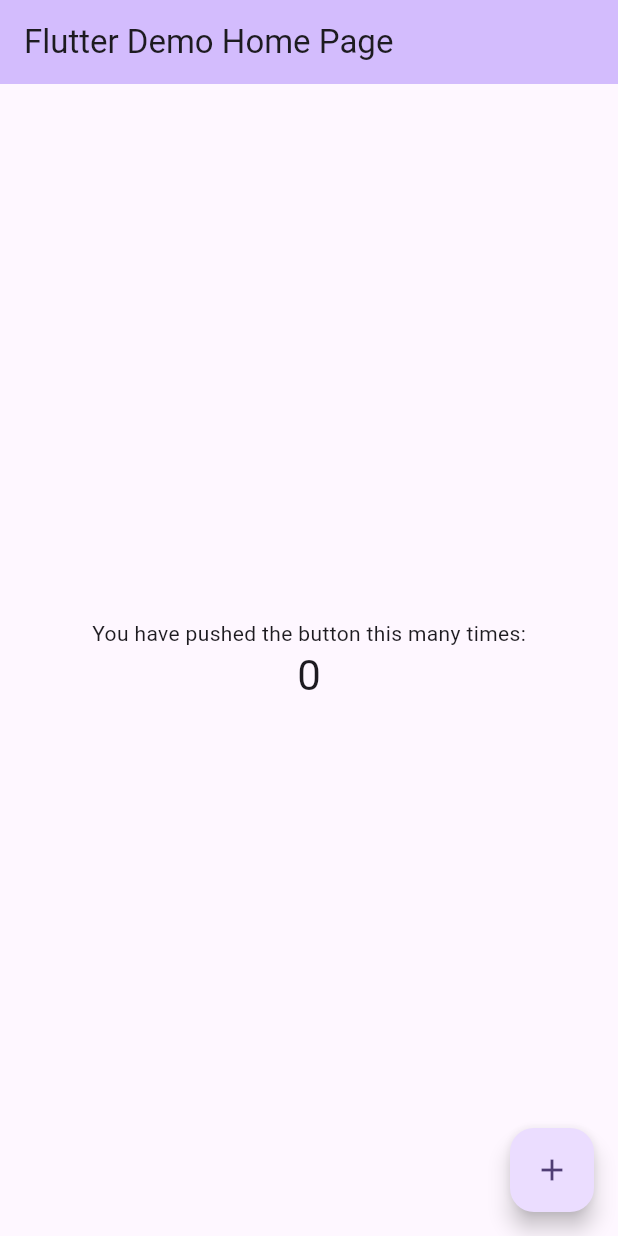
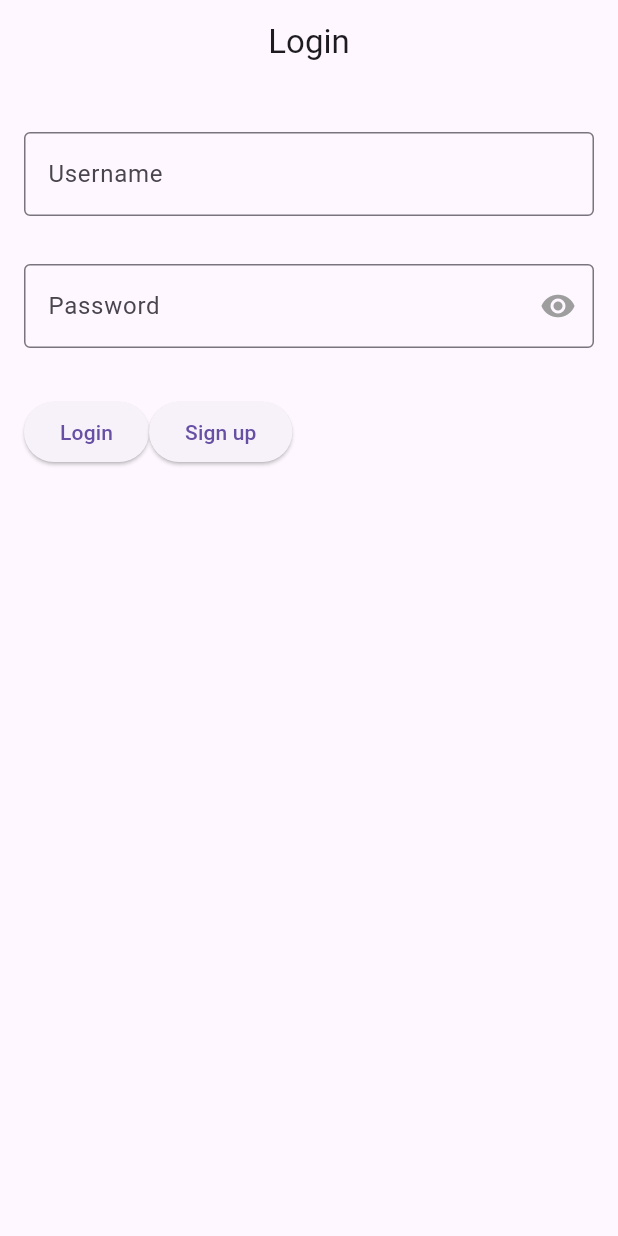
Before and after one commit to sarahchang2013/flutter-starter-code, a Flutter app: the screen it shows after launch, on a phone screen of 412 x 824 dp. Run offline on Flutter 3.47's test engine with Material 3 defaults, Android fonts, the phone set to English and light mode, and no system bars; our stand-ins replace badges.

Commit message:
login, dashboard, profile

```diff
--- a/flutter_starter_code/lib/main.dart
+++ b/flutter_starter_code/lib/main.dart
@@ -1,125 +1,167 @@
+import 'package:flutter_starter_code/dashboard.dart';
 import 'package:flutter/material.dart';
+import 'package:flutter/services.dart';
 
 void main() {
-  runApp(const MyApp());
+  WidgetsFlutterBinding.ensureInitialized();
+  SystemChrome.setPreferredOrientations([
+    DeviceOrientation.portraitUp,
+    DeviceOrientation.portraitDown,
+  ]).then((value) => runApp(const MyApp()));
 }
 
 class MyApp extends StatelessWidget {
-  const MyApp({super.key});
+  // This widget is the root of your application.
+  const MyApp({Key? key}) : super(key: key);
 
-  // This widget is the root of your application.
   @override
   Widget build(BuildContext context) {
     return MaterialApp(
-      title: 'Flutter Demo',
+      title: 'Flutter',
       theme: ThemeData(
-        // This is the theme of your application.
-        //
-        // TRY THIS: Try running your application with "flutter run". You'll see
-        // the application has a blue toolbar. Then, without quitting the app,
-        // try changing the seedColor in the colorScheme below to Colors.green
-        // and then invoke "hot reload" (save your changes or press the "hot
-        // reload" button in a Flutter-supported IDE, or press "r" if you used
-        // the command line to start the app).
-        //
-        // Notice that the counter didn't reset back to zero; the application
-        // state is not lost during the reload. To reset the state, use hot
-        // restart instead.
-        //
-        // This works for code too, not just values: Most code changes can be
-        // tested with just a hot reload.
-        colorScheme: ColorScheme.fromSeed(seedColor: Colors.deepPurple),
-        useMaterial3: true,
+        primarySwatch: Colors.blue,
       ),
-      home: const MyHomePage(title: 'Flutter Demo Home Page'),
+      home: const Login(title: 'Login'),
     );
   }
 }
 
-class MyHomePage extends StatefulWidget {
-  const MyHomePage({super.key, required this.title});
-
-  // This widget is the home page of your application. It is stateful, meaning
-  // that it has a State object (defined below) that contains fields that affect
-  // how it looks.
-
-  // This class is the configuration for the state. It holds the values (in this
-  // case the title) provided by the parent (in this case the App widget) and
-  // used by the build method of the State. Fields in a Widget subclass are
-  // always marked "final".
+class Login extends StatefulWidget {
+  const Login({required this.title});
 
   final String title;
 
   @override
-  State<MyHomePage> createState() => _MyHomePageState();
+  State<Login> createState() => _LoginState();
 }
 
-class _MyHomePageState extends State<MyHomePage> {
-  int _counter = 0;
-
-  void _incrementCounter() {
+class _LoginState extends State<Login> {
+  final _formKey = GlobalKey<FormState>();
+  TextEditingController usrnameController = TextEditingController();
+  TextEditingController passwordController = TextEditingController();
+  // Initially password is obscure
+  bool _obscureText = true;
+  // Toggles the password show status
+  void _toggle() {
     setState(() {
-      // This call to setState tells the Flutter framework that something has
-      // changed in this State, which causes it to rerun the build method below
-      // so that the display can reflect the updated values. If we changed
-      // _counter without calling setState(), then the build method would not be
-      // called again, and so nothing would appear to happen.
-      _counter++;
+      _obscureText = !_obscureText;
     });
   }
 
   @override
   Widget build(BuildContext context) {
-    // This method is rerun every time setState is called, for instance as done
-    // by the _incrementCounter method above.
-    //
-    // The Flutter framework has been optimized to make rerunning build methods
-    // fast, so that you can just rebuild anything that needs updating rather
-    // than having to individually change instances of widgets.
     return Scaffold(
+        resizeToAvoidBottomInset: false,
         appBar: AppBar(
-        // TRY THIS: Try changing the color here to a specific color (to
-        // Colors.amber, perhaps?) and trigger a hot reload to see the AppBar
-        // change color while the other colors stay the same.
-        backgroundColor: Theme.of(context).colorScheme.inversePrimary,
-        // Here we take the value from the MyHomePage object that was created by
-        // the App.build method, and use it to set our appbar title.
+          centerTitle: true,
           title: Text(widget.title),
         ),
-      body: Center(
-        // Center is a layout widget. It takes a single child and positions it
-        // in the middle of the parent.
+        body: Form(
+          key: _formKey,
+          child: Padding(
+            padding: const EdgeInsets.symmetric(horizontal: 8, vertical: 16),
             child: Column(
-          // Column is also a layout widget. It takes a list of children and
-          // arranges them vertically. By default, it sizes itself to fit its
-          // children horizontally, and tries to be as tall as its parent.
-          //
-          // Column has various properties to control how it sizes itself and
-          // how it positions its children. Here we use mainAxisAlignment to
-          // center the children vertically; the main axis here is the vertical
-          // axis because Columns are vertical (the cross axis would be
-          // horizontal).
-          //
-          // TRY THIS: Invoke "debug painting" (choose the "Toggle Debug Paint"
-          // action in the IDE, or press "p" in the console), to see the
-          // wireframe for each widget.
-          mainAxisAlignment: MainAxisAlignment.center,
-          children: <Widget>[
-            const Text(
-              'You have pushed the button this many times:',
+                crossAxisAlignment: CrossAxisAlignment.center,
+                children: [
+                  Padding(
+                      padding: const EdgeInsets.symmetric(
+                          horizontal: 8, vertical: 16),
+                      child: TextFormField(
+                        controller: usrnameController,
+                        decoration: const InputDecoration(
+                          border: OutlineInputBorder(),
+                          labelText: "Username",
                         ),
-            Text(
-              '$_counter',
-              style: Theme.of(context).textTheme.headlineMedium,
+                        validator: (value) {
+                          if (value == null || value.isEmpty) {
+                            return 'Please enter your username';
+                          }
+                          return null;
+                        },
+                      )),
+                  Padding(
+                    padding:
+                        const EdgeInsets.symmetric(horizontal: 8, vertical: 16),
+                    child: TextFormField(
+                      controller: passwordController,
+                      obscureText: _obscureText,
+                      decoration: InputDecoration(
+                          border: OutlineInputBorder(),
+                          labelText: "Password",
+                          suffixIcon: IconButton(
+                              icon: Icon(
+                                // Based on _obscureText state choose the icon
+                                _obscureText
+                                    ? Icons.visibility
+                                    : Icons.visibility_off,
+                                color: Colors.grey,
                               ),
+                              onPressed: _toggle)),
+                      validator: (value) {
+                        if (value == null || value.isEmpty) {
+                          return 'Please enter your password';
+                        }
+                        return null;
+                      },
+                    ),
+                  ),
+                  Padding(
+                    padding: const EdgeInsets.symmetric(
+                        horizontal: 8, vertical: 16.0),
+                    child: Row(
+                      children: [
+                        ElevatedButton(
+                          onPressed: () {
+                            if (_formKey.currentState!.validate()) {
+                              // Navigate the user to the Dashboard
+                              if (usrnameController.text == "first_last" &&
+                                  passwordController.text == "12345678") {
+                                Navigator.push(
+                                  context,
+                                  MaterialPageRoute(
+                                      builder: (context) => Dashboard(
+                                            username: usrnameController.text,
+                                          )),
+                                );
+                              } else {
+                                ScaffoldMessenger.of(context)
+                                    .showSnackBar(SnackBar(
+                                  behavior: SnackBarBehavior.floating,
+                                  content: Text('Invalid Credentials'),
+                                  margin: EdgeInsets.only(
+                                      bottom:
+                                          MediaQuery.of(context).size.height -
+                                              100,
+                                      right: 20,
+                                      left: 20),
+                                ));
+                              }
+                            } else {
+                              ScaffoldMessenger.of(context).showSnackBar(
+                                SnackBar(
+                                  content: Text('Please fill input'),
+                                  behavior: SnackBarBehavior.floating,
+                                  margin: EdgeInsets.only(
+                                      bottom:
+                                          MediaQuery.of(context).size.height -
+                                              100,
+                                      right: 20,
+                                      left: 20),
+                                ),
+                              );
+                            }
+                          },
+                          child: const Text('Login'),
+                        ),
+                        ElevatedButton(
+                          onPressed: () {},
+                          child: const Text('Sign up'),
+                        )
                       ],
                     ),
                   ),
-      floatingActionButton: FloatingActionButton(
-        onPressed: _incrementCounter,
-        tooltip: 'Increment',
-        child: const Icon(Icons.add),
-      ), // This trailing comma makes auto-formatting nicer for build methods.
-    );
+                ]),
+          ),
+        ));
   }
 }
```
Also changed, not shown: flutter_starter_code/lib/dashboard.dart (added, +197 -0 lines), flutter_starter_code/lib/profile.dart (added, +87 -0 lines), flutter_starter_code/pubspec.yaml (+5 -2 lines), flutter_starter_code/assets/images/avatar.jpg (added), flutter_starter_code/pubspec.lock, 1 other file. Lines whose indentation alone changed are shown as unchanged.
